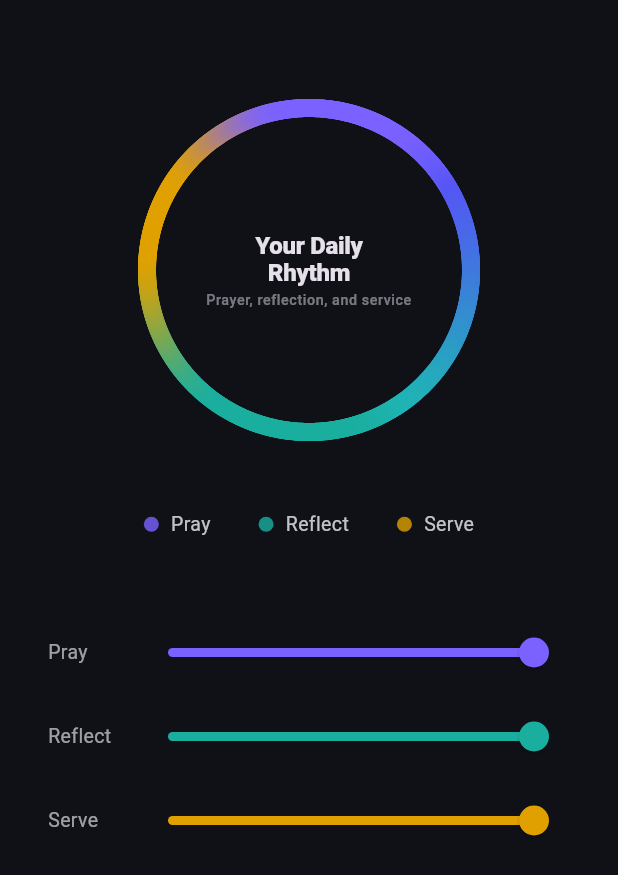
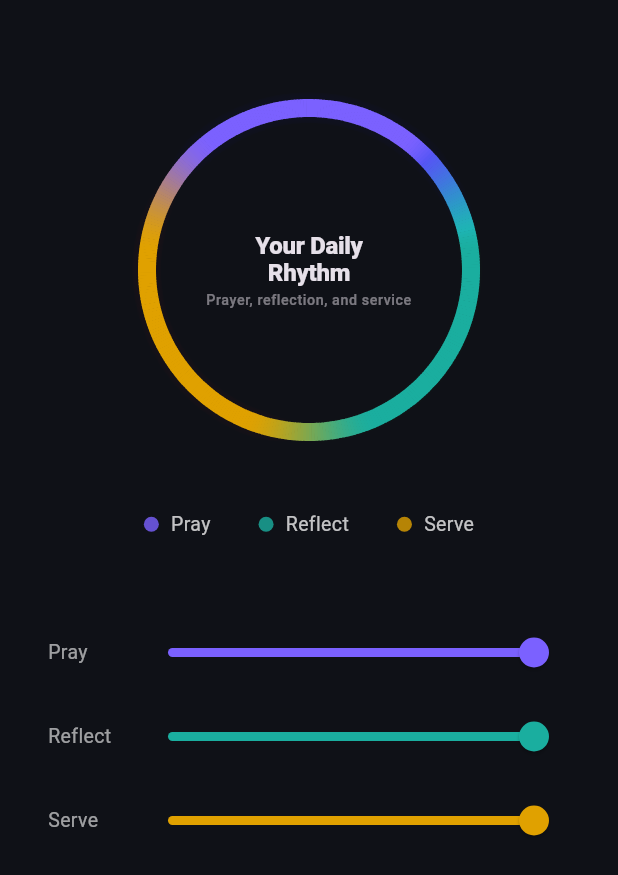
Before and after one commit to aisaiah-ai/test-flutter, a Flutter app: the screen it shows after launch, on a phone screen of 412 x 824 dp. Shown: the top 875 px of the screen. Run offline on Flutter 3.47's test engine with Material 3 defaults, Android fonts, the phone set to English and light mode, and no system bars.

Commit message:
Fix ring join seam rendering

```diff
--- a/lib/ring_screen.dart
+++ b/lib/ring_screen.dart
@@ -303,8 +303,24 @@ class _SpiritualRingGaugeState extends State<SpiritualRingGauge>
 }
 
 // ──────────────────────────────────────────────────────────────────────
-// Ring Painter — single gradient, intensity-driven
+// Ring Painter — seam-free sampled arc rendering
 // ──────────────────────────────────────────────────────────────────────
+//
+// Why one join shows a seam in a SweepGradient:
+//
+//   A SweepGradient interpolates smoothly between consecutive stops
+//   *within* its sweep range. But at the wrap point (where stop 1.0
+//   meets stop 0.0) there is NO interpolation — the shader hard-cuts
+//   from the last color to the first. The other two joins sit in the
+//   interior of the gradient and get smooth linear interpolation for
+//   free. Even after switching to sampled arcs, round stroke caps on
+//   the first/last segment and alpha blending in a glow pass can
+//   reintroduce a visible artifact at the same wrap position.
+//
+// Fix: draw N tiny arc segments with StrokeCap.butt (no cap protrusion)
+// and a small angular overlap (prevents sub-pixel gaps). Color is
+// sampled from a continuous blend profile — no shader, no wrap seam.
+//
 
 class SpiritualRingPainter extends CustomPainter {
   final double prayIntensity;
@@ -319,78 +335,124 @@ class SpiritualRingPainter extends CustomPainter {
     required this.isDark,
   });
 
+  // ── Rendering constants ────────────────────────────────────────
+
   static const _dimDark = Color(0xFF1A1A2E);
   static const _dimLight = Color(0xFFD8D8E0);
   static const _minBrightness = 0.35;
-  static const _gradientSteps = 720;
-  static const _arcOverlap = 0.006;
-  Color _color(Color brand, double intensity) {
-    final dim = Color.lerp(brand, isDark ? _dimDark : _dimLight, 1.0 - _minBrightness)!;
-    return Color.lerp(dim, brand, intensity.clamp(0.0, 1.0))!;
+
+  static const _segments = 360;
+  static const _segmentSweep = 2 * math.pi / _segments;
+  static const _overlap = 0.004; // radians — closes sub-pixel gaps
+  static const _startAngle = -math.pi / 2; // 12 o'clock
+
+  // ── Blend profile ──────────────────────────────────────────────
+  //
+  // Three equal zones around the ring (t = 0..1, clockwise from top).
+  // Each zone: plateau (pure color) flanked by smoothstep ramps.
+  //
+  //   PRAY ─── ramp ─── REFLECT ─── ramp ─── SERVE ─── ramp ─── PRAY
+  //   0.00  0.10     0.23  ·  0.43     0.57  ·  0.77     0.90  1.00
+  //
+  // Plateaus ≈ 20% each, ramps ≈ 13% each. Symmetric, no zone favored.
+
+  static const _prayEnd = 0.100;
+  static const _prayReflectEnd = 0.233;
+  static const _reflectEnd = 0.433;
+  static const _reflectServeEnd = 0.567;
+  static const _serveEnd = 0.767;
+  static const _servePrayEnd = 0.900;
+
+  // ── Color helpers ──────────────────────────────────────────────
+
+  /// Intensity dimming: 0 → 35 % of brand, 1 → full brand.
+  Color _dim(Color brand, double intensity) {
+    final base = Color.lerp(
+      brand,
+      isDark ? _dimDark : _dimLight,
+      1.0 - _minBrightness,
+    )!;
+    return Color.lerp(base, brand, intensity.clamp(0.0, 1.0))!;
   }
 
-  Color _mix(Color a, Color b, [double t = 0.5]) => Color.lerp(a, b, t)!;
-  Color _mixHsv(Color a, Color b, [double t = 0.5]) =>
-      HSVColor.lerp(HSVColor.fromColor(a), HSVColor.fromColor(b), t)!.toColor();
-
-  double _smoothstep(double edge0, double edge1, double x) {
+  /// Hermite smoothstep — zero derivative at both edges, no pop-in.
+  static double _smoothstep(double edge0, double edge1, double x) {
     final t = ((x - edge0) / (edge1 - edge0)).clamp(0.0, 1.0);
-    return t * t * (3 - 2 * t);
+    return t * t * (3.0 - 2.0 * t);
   }
 
-  Color _sampleRingColor({
-    required double t,
+  /// Sample the ring color at position [t] (0 = top, clockwise).
+  ///
+  /// Pray→Reflect uses HSV lerp (they sit ~75° apart on the hue wheel;
+  /// RGB lerp produces a desaturated grey-blue midpoint). The other two
+  /// transitions have smaller hue gaps so RGB lerp looks clean.
+  Color _sample(double t, Color pray, Color reflect, Color serve) {
+    // Pray plateau (straddles the wrap at 0.0 / 1.0)
+    if (t <= _prayEnd || t >= _servePrayEnd) return pray;
+
+    // Pray → Reflect ramp (HSV — clean hue walk through blue/cyan)
+    if (t < _prayReflectEnd) {
+      return HSVColor.lerp(
+        HSVColor.fromColor(pray),
+        HSVColor.fromColor(reflect),
+        _smoothstep(_prayEnd, _prayReflectEnd, t),
+      )!
+          .toColor();
+    }
+
+    // Reflect plateau
+    if (t <= _reflectEnd) return reflect;
+
+    // Reflect → Serve ramp (RGB — short hue distance)
+    if (t < _reflectServeEnd) {
+      return Color.lerp(
+        reflect,
+        serve,
+        _smoothstep(_reflectEnd, _reflectServeEnd, t),
+      )!;
+    }
+
+    // Serve plateau
+    if (t <= _serveEnd) return serve;
+
+    // Serve → Pray ramp (RGB — short hue distance)
+    return Color.lerp(
+      serve,
+      pray,
+      _smoothstep(_serveEnd, _servePrayEnd, t),
+    )!;
+  }
+
+  // ── Drawing ────────────────────────────────────────────────────
+
+  /// Draw the ring as [_segments] tiny butt-capped arcs, each colored
+  /// by [_sample]. A small [_overlap] per arc prevents sub-pixel gaps.
+  /// One reusable [Paint] — no allocations inside the loop.
+  void _drawArcRing({
+    required Canvas canvas,
+    required Rect rect,
     required Color pray,
     required Color reflect,
     required Color serve,
-  }) {
-    if (t < 0.08) return pray;
-    if (t < 0.48) {
-      return _mixHsv(pray, reflect, _smoothstep(0.08, 0.48, t));
-    }
-    if (t < 0.60) return reflect;
-    if (t < 0.78) {
-      return _mix(reflect, serve, _smoothstep(0.60, 0.78, t));
-    }
-    if (t < 0.84) return serve;
-    if (t < 0.98) {
-      return _mix(serve, pray, _smoothstep(0.84, 0.98, t));
-    }
-    return pray;
-  }
-
-  void _drawSampledRing({
-    required Canvas canvas,
-    required Rect rect,
     required double strokeWidth,
-    required double alpha,
-    StrokeCap strokeCap = StrokeCap.round,
     MaskFilter? maskFilter,
   }) {
-    final pray = _color(prayColor, prayIntensity).withValues(alpha: alpha);
-    final reflect = _color(reflectColor, reflectIntensity).withValues(alpha: alpha);
-    final serve = _color(serveColor, serveIntensity).withValues(alpha: alpha);
-    const segmentSweep = (2 * math.pi) / _gradientSteps;
-    for (var i = 0; i < _gradientSteps; i++) {
-      final t = (i + 0.5) / _gradientSteps;
-      final color = _sampleRingColor(
-        t: t,
-        pray: pray,
-        reflect: reflect,
-        serve: serve,
-      );
+    final paint = Paint()
+      ..style = PaintingStyle.stroke
+      ..strokeWidth = strokeWidth
+      ..strokeCap = StrokeCap.butt
+      ..isAntiAlias = true;
+    if (maskFilter != null) paint.maskFilter = maskFilter;
+
+    for (var i = 0; i < _segments; i++) {
+      final t = (i + 0.5) / _segments;
+      paint.color = _sample(t, pray, reflect, serve);
       canvas.drawArc(
         rect,
-        -math.pi / 2 + i * segmentSweep,
-        segmentSweep + _arcOverlap,
+        _startAngle + i * _segmentSweep,
+        _segmentSweep + _overlap,
         false,
-        Paint()
-          ..color = color
-          ..style = PaintingStyle.stroke
-          ..strokeWidth = strokeWidth
-          ..strokeCap = strokeCap
-          ..isAntiAlias = true
-          ..maskFilter = maskFilter,
+        paint,
       );
     }
   }
@@ -402,10 +464,16 @@ class SpiritualRingPainter extends CustomPainter {
     final radius = size.width / 2 - strokeWidth;
     final rect = Rect.fromCircle(center: center, radius: radius);
 
+    // Compute dimmed brand colors once per frame
+    final pray = _dim(prayColor, prayIntensity);
+    final reflect = _dim(reflectColor, reflectIntensity);
+    final serve = _dim(serveColor, serveIntensity);
+
     // Light mode: gray base ring for contrast
     if (!isDark) {
       canvas.drawCircle(
-        center, radius,
+        center,
+        radius,
         Paint()
           ..color = const Color(0xFFEAEAEA)
           ..style = PaintingStyle.stroke
@@ -413,22 +481,27 @@ class SpiritualRingPainter extends CustomPainter {
       );
     }
 
+    // Dark mode: subtle glow — low alpha, restrained blur, butt caps
     if (isDark) {
-      _drawSampledRing(
+      _drawArcRing(
         canvas: canvas,
         rect: rect,
+        pray: pray.withValues(alpha: 0.06),
+        reflect: reflect.withValues(alpha: 0.06),
+        serve: serve.withValues(alpha: 0.06),
         strokeWidth: strokeWidth + 2,
-        alpha: 0.045,
-        strokeCap: StrokeCap.butt,
-        maskFilter: const MaskFilter.blur(BlurStyle.normal, 10),
+        maskFilter: const MaskFilter.blur(BlurStyle.normal, 8),
       );
     }
 
-    _drawSampledRing(
+    // Main ring — sampled arcs, zero seams
+    _drawArcRing(
       canvas: canvas,
       rect: rect,
+      pray: pray,
+      reflect: reflect,
+      serve: serve,
       strokeWidth: strokeWidth,
-      alpha: 1.0,
     );
   }
 
```
